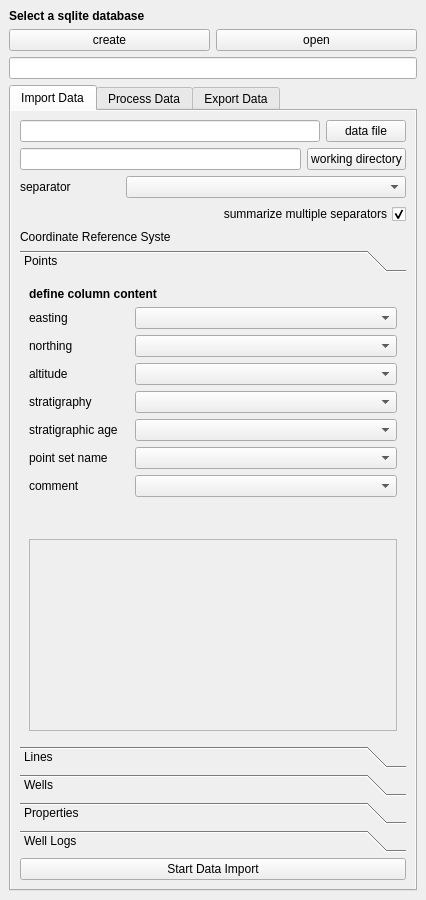
Before: the Qt Designer form geological_data_processing_dockwidget_base.ui in stdonn/GeologicalDataProcessing, drawn with Qt 5.
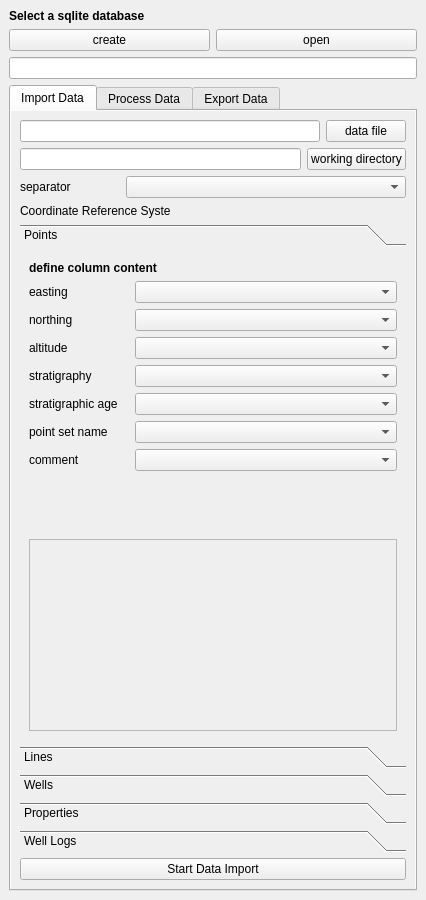
After: the same form once the commit is applied. Icons and pictures are not drawn. Custom widgets are drawn as their Qt base class.

Commit message: currently data file selection works for point import tab

Patch:
```diff
--- a/geological_data_processing_dockwidget_base.ui
+++ b/geological_data_processing_dockwidget_base.ui
@@ -194,43 +194,6 @@
               </item>
              </layout>
             </item>
-            <item>
-             <widget class="QCheckBox" name="multiple_separators_points">
-              <property name="enabled">
-               <bool>true</bool>
-              </property>
-              <property name="sizePolicy">
-               <sizepolicy hsizetype="Minimum" vsizetype="Minimum">
-                <horstretch>0</horstretch>
-                <verstretch>0</verstretch>
-               </sizepolicy>
-              </property>
-              <property name="font">
-               <font>
-                <strikeout>false</strikeout>
-                <kerning>true</kerning>
-               </font>
-              </property>
-              <property name="layoutDirection">
-               <enum>Qt::RightToLeft</enum>
-              </property>
-              <property name="autoFillBackground">
-               <bool>false</bool>
-              </property>
-              <property name="text">
-               <string>summarize multiple separators</string>
-              </property>
-              <property name="iconSize">
-               <size>
-                <width>16</width>
-                <height>16</height>
-               </size>
-              </property>
-              <property name="checked">
-               <bool>true</bool>
-              </property>
-             </widget>
-            </item>
             <item>
              <layout class="QHBoxLayout" name="horizontalLayout_14">
               <item>
@@ -267,8 +230,8 @@
                 <rect>
                  <x>0</x>
                  <y>0</y>
-                 <width>355</width>
-                 <height>502</height>
+                 <width>363</width>
+                 <height>431</height>
                 </rect>
                </property>
                <attribute name="icon">
```
Left out of the diff: 29 changed lines with no effect on the pictures. The commit also changes 4 other files.
